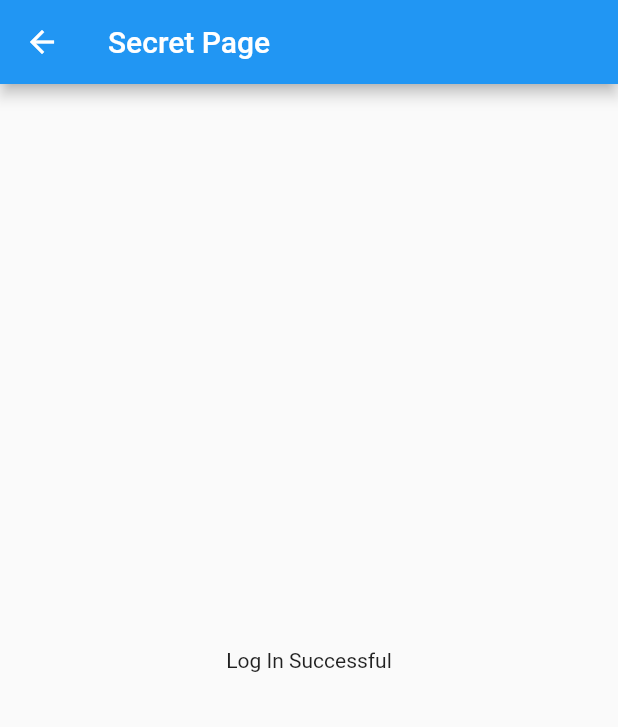
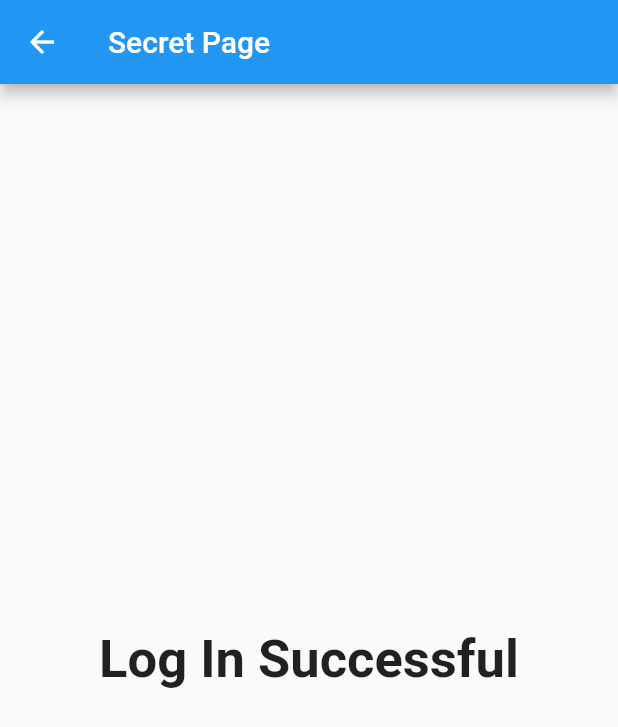
Before and after one commit to UcFlutter/Fingerprint-Auth-Complete, a Flutter app: the SecretPage screen opened directly, on a phone screen of 412 x 824 dp. Shown: the top 727 px of the screen. Run offline on Flutter 3.47's test engine with Material 2 defaults, Android fonts, the phone set to English and light mode, and no system bars; our stand-ins replace local_auth.

Commit message:
first commit

```diff
--- a/lib/secret_page.dart
+++ b/lib/secret_page.dart
@@ -9,7 +9,12 @@ class SecretPage extends StatelessWidget {
       appBar: AppBar(
         title: const Text('Secret Page'),
       ),
-      body: Center(child: Text('Log In Successful'),),
+      body: const Center(
+        child: Text(
+          'Log In Successful',
+          style: TextStyle(fontSize: 35, fontWeight: FontWeight.bold),
+        ),
+      ),
     );
   }
 }
```
Also changed, not shown: lib/main.dart (+40 -1 lines), pubspec.yaml (+2 -35 lines), pubspec.lock, 4 other files.
